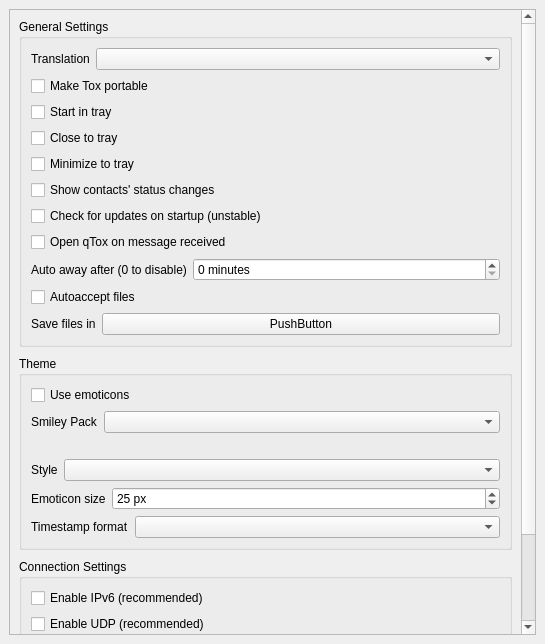
The window that src/widget/form/settings/generalsettings.ui (qTox/qTox) describes before a commit, drawn with Qt 5.
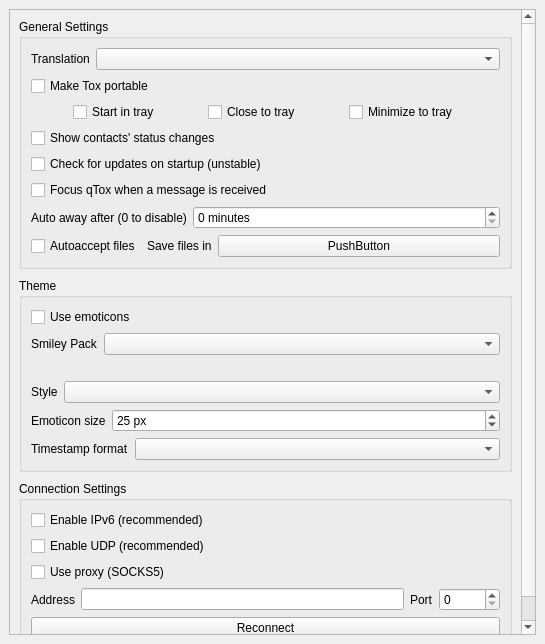
The same window after the commit.

What changed in the file:
```diff
--- a/src/widget/form/settings/generalsettings.ui
+++ b/src/widget/form/settings/generalsettings.ui
@@ -94,10 +94,18 @@
            </widget>
           </item>
           <item>
+           <layout class="QHBoxLayout" name="trayLayout">
+            <item>
            <widget class="QCheckBox" name="startInTray">
             <property name="text">
              <string>Start in tray</string>
             </property>
+              <property name="sizePolicy">
+               <sizepolicy hsizetype="Fixed" vsizetype="Fixed">
+                <horstretch>0</horstretch>
+                <verstretch>0</verstretch>
+               </sizepolicy>
+              </property>
            </widget>
           </item>
           <item>
@@ -105,6 +113,12 @@
             <property name="text">
              <string>Close to tray</string>
             </property>
+              <property name="sizePolicy">
+               <sizepolicy hsizetype="Fixed" vsizetype="Fixed">
+                <horstretch>0</horstretch>
+                <verstretch>0</verstretch>
+               </sizepolicy>
+              </property>
            </widget>
           </item>
           <item>
@@ -112,7 +126,15 @@
             <property name="text">
              <string>Minimize to tray</string>
             </property>
-           </widget>
+              <property name="sizePolicy">
+               <sizepolicy hsizetype="Fixed" vsizetype="Fixed">
+                <horstretch>0</horstretch>
+                <verstretch>0</verstretch>
+               </sizepolicy>
+              </property>
+             </widget>
+            </item>
+           </layout>
           </item>
           <item>
            <widget class="QCheckBox" name="statusChanges">
@@ -131,7 +153,7 @@
           <item>
            <widget class="QCheckBox" name="showInFront">
             <property name="text">
-             <string>Open qTox on message received</string>
+             <string>Focus qTox when a message is received</string>
             </property>
            </widget>
           </item>
@@ -178,6 +200,8 @@
            </layout>
           </item>
           <item>
+           <layout class="QHBoxLayout" name="fileLayout">
+            <item>
            <widget class="QCheckBox" name="autoacceptFiles">
             <property name="text">
              <string>Autoaccept files</string>
@@ -209,6 +233,8 @@
            </layout>
           </item>
          </layout>
+          </item>
+         </layout>
         </widget>
        </item>
        <item alignment="Qt::AlignTop">
```
Left out of the diff: 2 changed lines with no effect on the pictures. Lines whose indentation alone changed are shown as unchanged.
